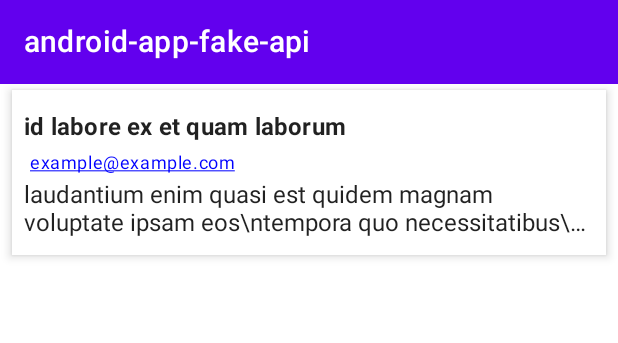
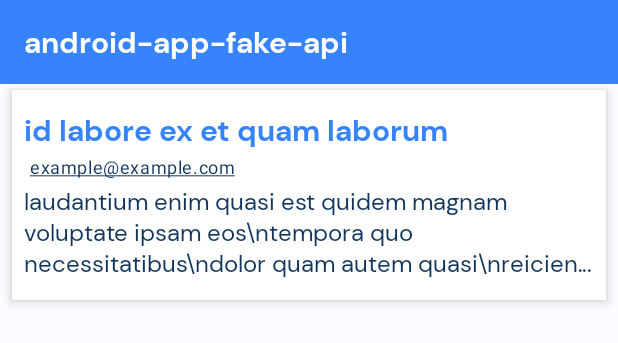
Before and after one commit to zack2/android-app-fake-api, an Android app built with Jetpack Compose: the @Preview function DefaultPreview, on a phone screen of 412 x 824 dp. Shown: the top 343 px of the screen. Run offline under Robolectric (Android 15) with nearby library versions, the phone set to English and light mode, and no system bars; our stand-ins replace Dagger/Hilt's generated code.

```diff
--- a/app/src/main/java/com/olivierloukombo/android_app_fake_api/MainActivity.kt
+++ b/app/src/main/java/com/olivierloukombo/android_app_fake_api/MainActivity.kt
@@ -13,16 +13,19 @@ import androidx.compose.material.*
 import androidx.compose.runtime.*
 import androidx.compose.ui.Modifier
 import androidx.compose.ui.graphics.Color
+import androidx.compose.ui.graphics.Color.Companion.White
 import androidx.compose.ui.res.stringResource
 import androidx.compose.ui.text.font.FontWeight
 import androidx.compose.ui.text.style.TextDecoration
 import androidx.compose.ui.text.style.TextOverflow
+import androidx.compose.ui.text.toUpperCase
 import androidx.compose.ui.tooling.preview.Preview
 import androidx.compose.ui.unit.dp
 import com.olivierloukombo.android_app_fake_api.model.Comment
 import com.olivierloukombo.android_app_fake_api.ui.theme.AndroidappfakeapiTheme
 import com.olivierloukombo.android_app_fake_api.vm.MainViewModel
 import dagger.hilt.android.AndroidEntryPoint
+import java.util.*
 
 @AndroidEntryPoint
 class MainActivity : ComponentActivity() {
@@ -55,8 +58,11 @@ fun Toolbar(){
         elevation = 0.dp,
         title = {
             Text(
-                text = stringResource(R.string.app_name),
-                color = Color.White
+                text = stringResource(R.string.app_name)
+                    /*.uppercase(Locale.ROOT)*/,
+                color = White,
+                style = MaterialTheme.typography.h1,
+
             )
         }
     )
@@ -88,7 +94,7 @@ fun CommentItem(commentMe: Comment) {
         modifier = Modifier
             .padding(8.dp, 4.dp)
             .fillMaxWidth()
-            .height(110.dp), shape = RoundedCornerShape(0.dp), elevation = 4.dp
+            .height(140.dp), shape = RoundedCornerShape(0.dp), elevation = 4.dp
     ) {
         Surface() {
 
@@ -108,13 +114,15 @@ fun CommentItem(commentMe: Comment) {
                 ) {
                     Text(
                         text = commentMe.name,
-                        style = MaterialTheme.typography.subtitle1,
-                        fontWeight = FontWeight.Bold
+                        style = MaterialTheme.typography.h1,
+                        maxLines = 1,
+                        overflow = TextOverflow.Clip
+
                     )
                     Text(
                         text = commentMe.email,
                         style = MaterialTheme.typography.caption,
-                        color = Color.Blue,
+                        color = MaterialTheme.colors.primaryVariant,
                         textDecoration = TextDecoration.Underline,
                         modifier = Modifier
                             .padding(4.dp)
@@ -123,8 +131,8 @@ fun CommentItem(commentMe: Comment) {
 
                     Text(
                         text = commentMe.body,
-                        style = MaterialTheme.typography.body1,
-                        maxLines = 2,
+                        style = MaterialTheme.typography.h2,
+                        maxLines = 3,
                         overflow = TextOverflow.Ellipsis
                     )
 
--- a/app/src/main/res/values/themes.xml
+++ b/app/src/main/res/values/themes.xml
@@ -2,6 +2,6 @@
 <resources>
 
     <style name="Theme.Androidappfakeapi" parent="android:Theme.Material.Light.NoActionBar">
-        <item name="android:statusBarColor">@color/purple_700</item>
+        <item name="android:statusBarColor">@color/Indigo</item>
     </style>
 </resources>
```
Also changed, not shown: app/src/main/java/com/olivierloukombo/android_app_fake_api/ui/theme/Color.kt (+5 -4 lines), app/src/main/java/com/olivierloukombo/android_app_fake_api/ui/theme/Theme.kt (+8 -6 lines), app/src/main/java/com/olivierloukombo/android_app_fake_api/ui/theme/Type.kt (+24 -2 lines), app/src/main/res/values/colors.xml (+5 -5 lines), app/src/main/res/font/dm_sans_bold.ttf (added), app/src/main/res/font/dm_sans_regular.ttf (added).
